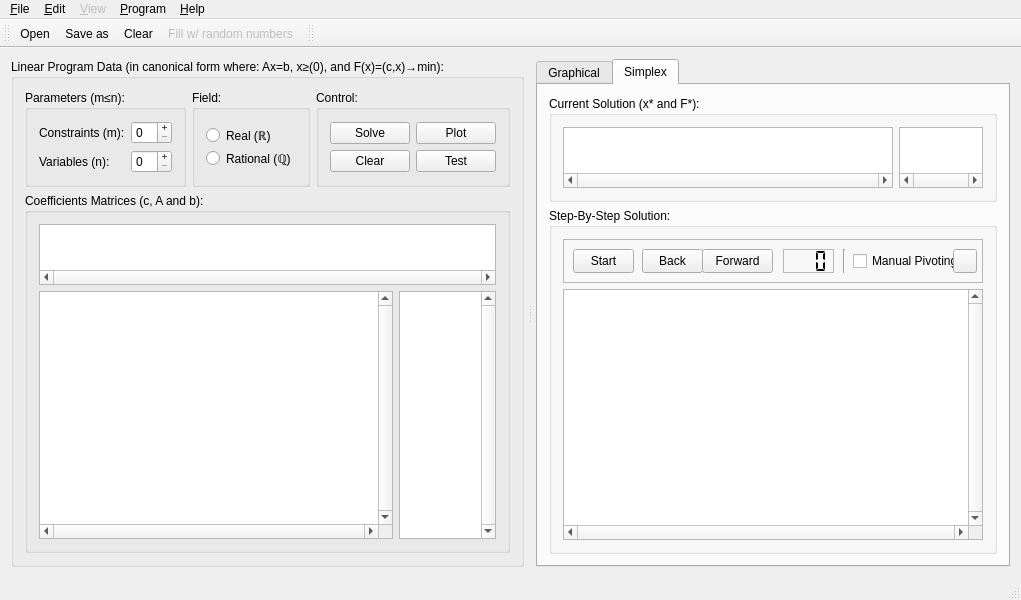
Qt form forms/mainwindow.ui (0x414c/linear-optimization-demo) before a commit.
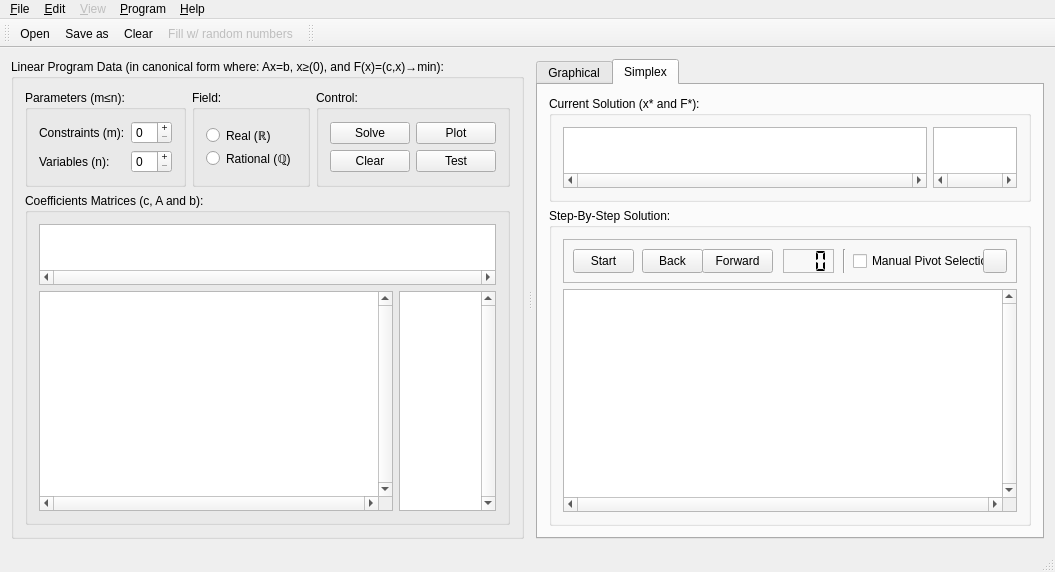
The same form after that commit. The open tabs and pages were chosen to show the change. Icons and pictures are not drawn. Custom widgets are drawn as their Qt base class.

The edit to the form file:
```diff
--- a/forms/mainwindow.ui
+++ b/forms/mainwindow.ui
@@ -6,8 +6,8 @@
    <rect>
     <x>0</x>
     <y>0</y>
-    <width>1000</width>
-    <height>600</height>
+    <width>1028</width>
+    <height>572</height>
    </rect>
   </property>
   <property name="acceptDrops">
@@ -640,7 +640,7 @@
                   </property>
                   <property name="minimumSize">
                    <size>
-                    <width>420</width>
+                    <width>454</width>
                     <height>44</height>
                    </size>
                   </property>
@@ -764,7 +764,7 @@
                     <rect>
                      <x>290</x>
                      <y>10</y>
-                     <width>101</width>
+                     <width>131</width>
                      <height>24</height>
                     </rect>
                    </property>
@@ -775,13 +775,13 @@
                     </sizepolicy>
                    </property>
                    <property name="text">
-                    <string>Manual Pivoting</string>
+                    <string>Manual Pivot Selection</string>
                    </property>
                   </widget>
                   <widget class="QPushButton" name="simplex_pivotHintPushButton">
                    <property name="geometry">
                     <rect>
-                     <x>390</x>
+                     <x>420</x>
                      <y>10</y>
                      <width>24</width>
                      <height>24</height>
@@ -861,7 +861,7 @@
     <rect>
      <x>0</x>
      <y>0</y>
-     <width>1000</width>
+     <width>1028</width>
      <height>21</height>
     </rect>
    </property>
```
Left out of the diff: 5 changed lines with no effect on the pictures.
